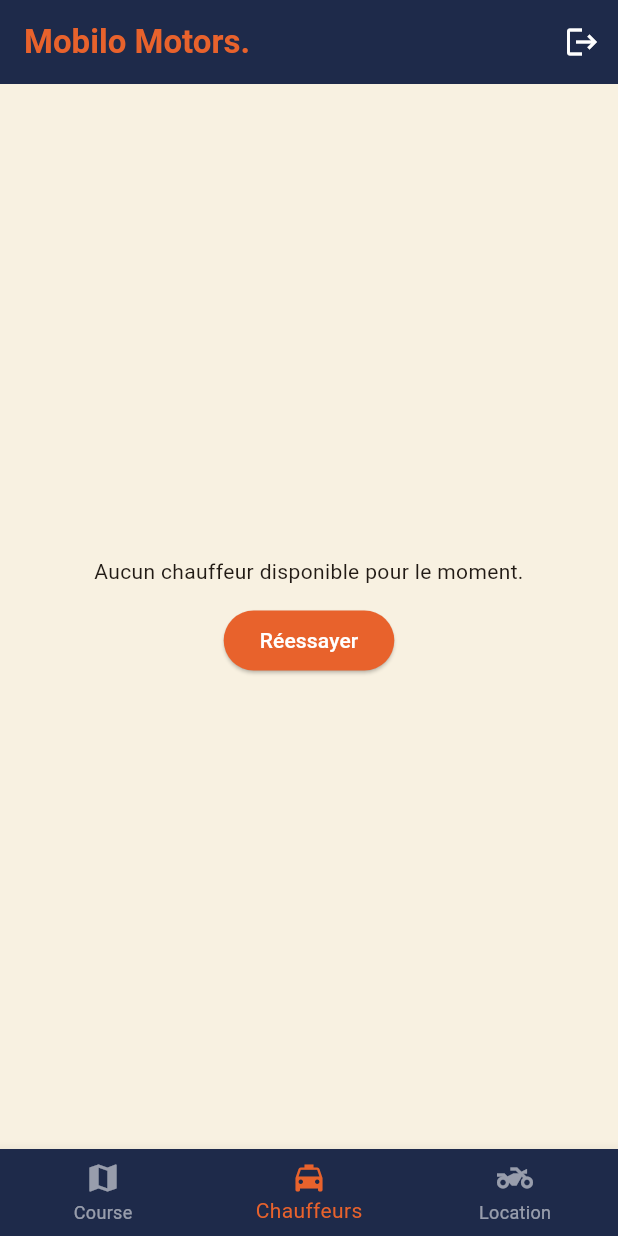
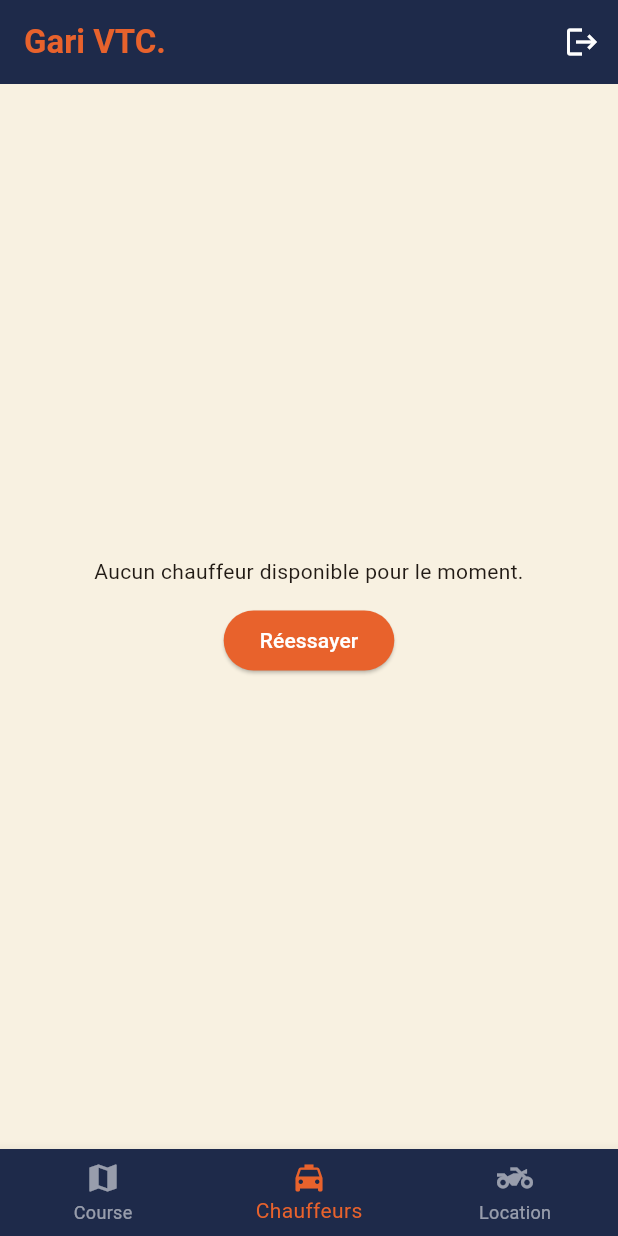
Before and after one commit to abdoulkarimlamido0-maker/mon_projet_mobilo_motors, a Flutter app: the screen it shows once a user with an empty profile is signed in, item 2 of the bottom bar chosen, on a phone screen of 412 x 824 dp. Run offline on Flutter 3.47's test engine with Material 3 defaults, Android fonts, the phone set to English and light mode, and no system bars; our stand-ins replace flutter_map, geolocator, latlong2, supabase_flutter; accounts and stored records are empty.

Commit message:
Update main.dart

```diff
--- a/lib/main.dart
+++ b/lib/main.dart
@@ -24,7 +24,7 @@ class MobiloMotorsInteractiveApp extends StatelessWidget {
     final auth = Supabase.instance.client.auth;
 
     return MaterialApp(
-      title: 'Mobilo Motors — App',
+      title: 'Gari VTC — App',
       debugShowCheckedModeBanner: false,
       theme: ThemeData(
         scaffoldBackgroundColor: AppColors.indigoDeep,
@@ -78,7 +78,7 @@ class _MainNavigationWrapperState extends State<MainNavigationWrapper> {
       appBar: AppBar(
         backgroundColor: AppColors.indigoDeep,
         title: const Text(
-          'Mobilo Motors.',
+          'Gari VTC.',
           style: TextStyle(color: AppColors.sun, fontWeight: FontWeight.bold, fontSize: 22),
         ),
         actions: [
```
